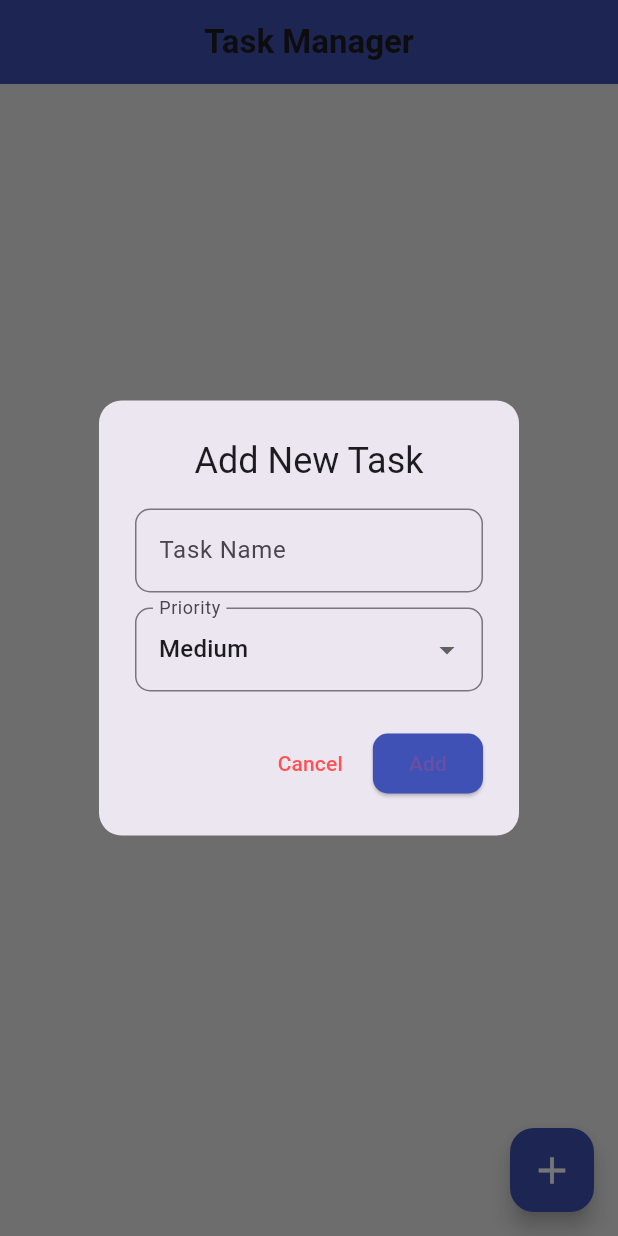
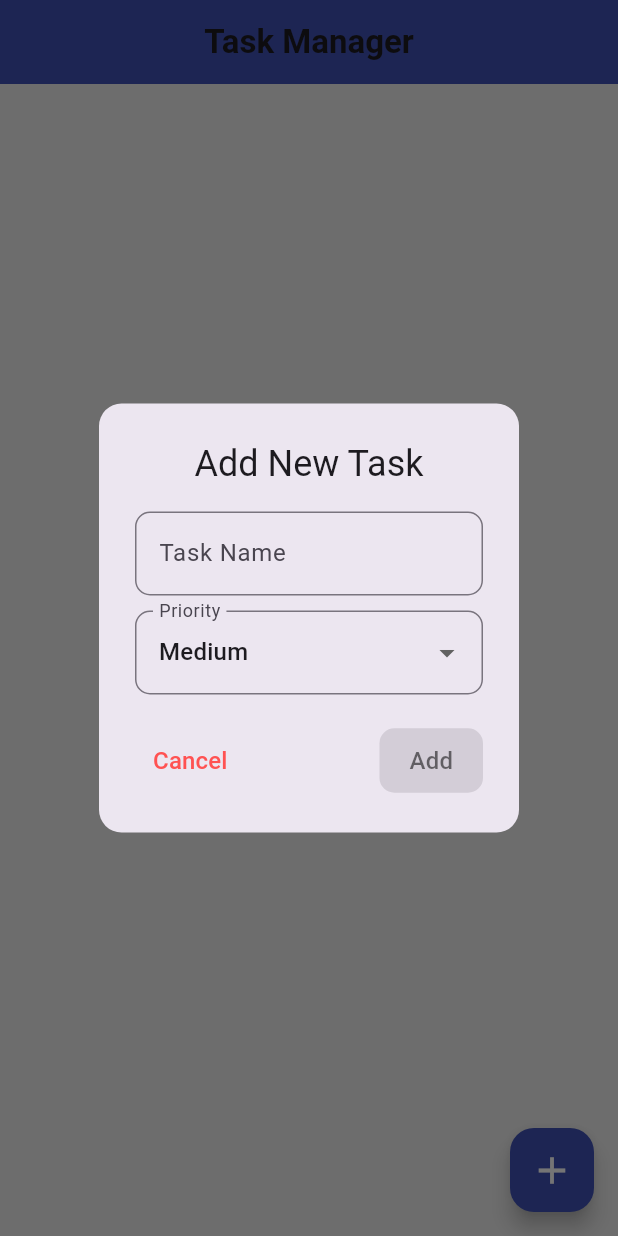
Before and after one commit to jalaparthi1/task_manager, a Flutter app: the screen it shows after launch, after a tap on the "add" icon, on a phone screen of 412 x 824 dp. Run offline on Flutter 3.47's test engine with Material 3 defaults, Android fonts, the phone set to English and light mode, and no system bars.

```diff
--- a/lib/main.dart
+++ b/lib/main.dart
@@ -37,6 +37,7 @@ class _TaskListScreenState extends State<TaskListScreen> {
   final TextEditingController _taskController = TextEditingController();
   String _selectedPriority = 'Medium';
   List<Task> _tasks = [];
+  bool _isButtonEnabled = false;
 
   void _addTask() {
     if (_taskController.text.isNotEmpty) {
@@ -44,6 +45,7 @@ class _TaskListScreenState extends State<TaskListScreen> {
         _tasks
             .add(Task(name: _taskController.text, priority: _selectedPriority));
         _taskController.clear();
+        _isButtonEnabled = false;
       });
     }
     Navigator.pop(context); // Close dialog after adding task
@@ -134,6 +136,7 @@ class _TaskListScreenState extends State<TaskListScreen> {
     showDialog(
       context: context,
       builder: (context) {
+        return StatefulBuilder(builder: (context, setDialogState) {
           return AlertDialog(
             shape:
                 RoundedRectangleBorder(borderRadius: BorderRadius.circular(15)),
@@ -148,6 +151,11 @@ class _TaskListScreenState extends State<TaskListScreen> {
                     border: OutlineInputBorder(
                         borderRadius: BorderRadius.circular(10)),
                   ),
+                  onChanged: (text) {
+                    setDialogState(() {
+                      _isButtonEnabled = text.trim().isNotEmpty;
+                    });
+                  },
                 ),
                 SizedBox(height: 10),
                 DropdownButtonFormField<String>(
@@ -158,7 +166,7 @@ class _TaskListScreenState extends State<TaskListScreen> {
                         borderRadius: BorderRadius.circular(10)),
                   ),
                   onChanged: (String? newValue) {
-                  setState(() {
+                    setDialogState(() {
                       _selectedPriority = newValue!;
                     });
                   },
@@ -169,24 +177,41 @@ class _TaskListScreenState extends State<TaskListScreen> {
                     );
                   }).toList(),
                 ),
-            ],
-          ),
-          actions: [
+                SizedBox(height: 20),
+                Row(
+                  mainAxisAlignment: MainAxisAlignment.spaceBetween,
+                  children: [
                     TextButton(
-              child: Text("Cancel", style: TextStyle(color: Colors.redAccent)),
+                      child: Text("Cancel",
+                          style:
+                              TextStyle(color: Colors.redAccent, fontSize: 16)),
                       onPressed: () => Navigator.pop(context),
                     ),
                     ElevatedButton(
-              child: Text("Add"),
+                      child: Text(
+                        "Add",
+                        style: TextStyle(
+                            fontSize: 16,
+                            color: _isButtonEnabled
+                                ? Colors.white
+                                : Colors.black54),
+                      ),
                       style: ElevatedButton.styleFrom(
-                backgroundColor: Colors.indigo,
+                        backgroundColor:
+                            _isButtonEnabled ? Colors.indigo : Colors.grey[400],
+                        padding:
+                            EdgeInsets.symmetric(horizontal: 20, vertical: 10),
                         shape: RoundedRectangleBorder(
                             borderRadius: BorderRadius.circular(10)),
                       ),
-              onPressed: _addTask,
+                      onPressed: _isButtonEnabled ? _addTask : null,
                     ),
                   ],
+                ),
+              ],
+            ),
           );
+        });
       },
     );
   }
```
Lines whose indentation alone changed are shown as unchanged.
